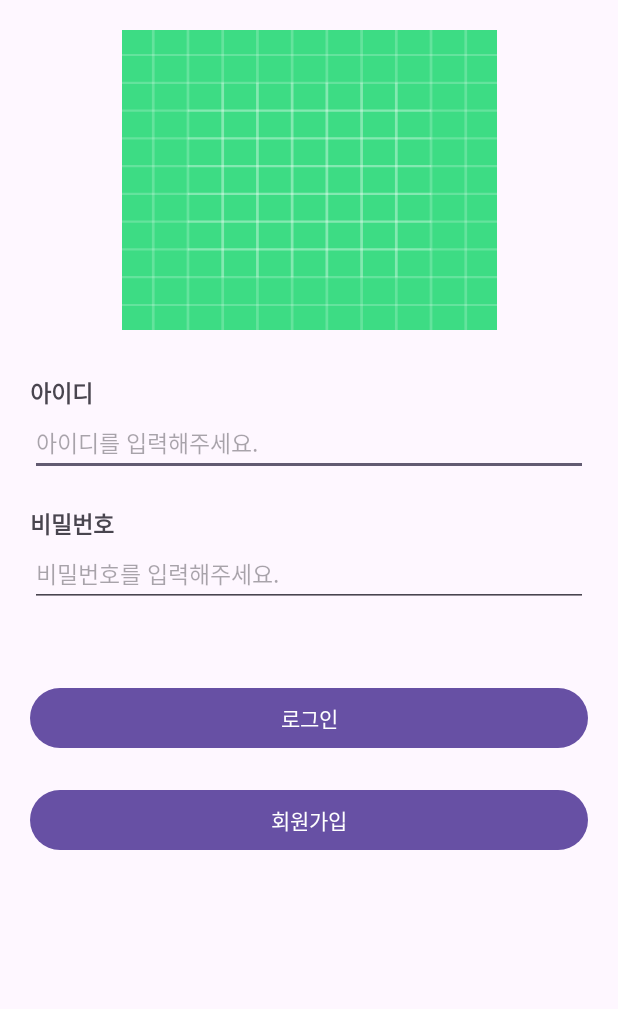
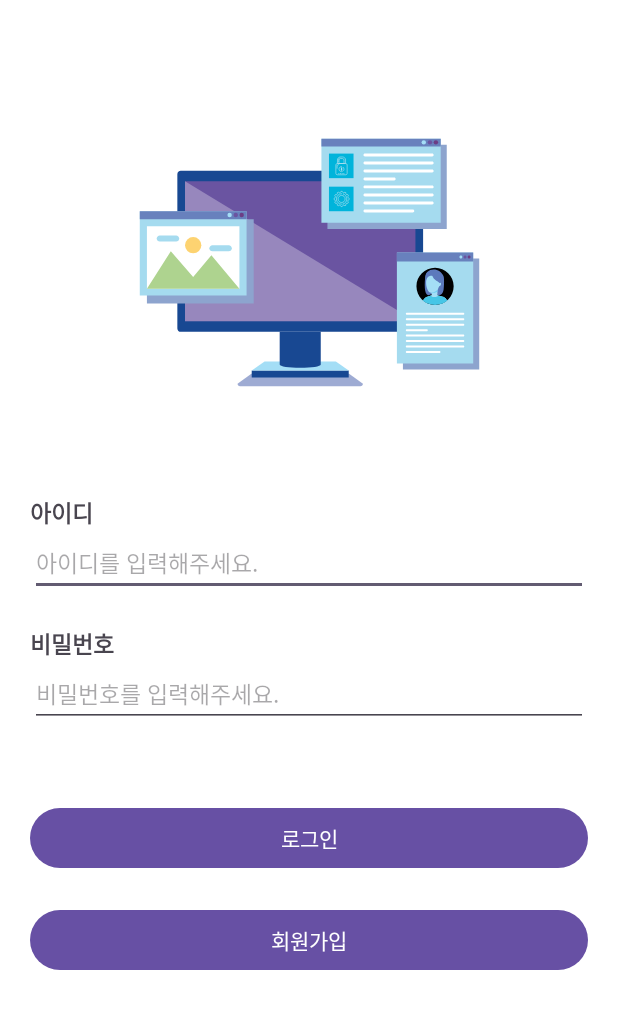
Before and after one commit to LimChaem/assignment_1, an Android app: the screen it shows after launch (SignlnActivity), on a phone screen of 412 x 824 dp. Shown: the top 1009 px of the screen. Run offline under Robolectric (Android 15) with nearby library versions, the phone set to English and light mode, and no system bars.

Commit message:
image change

```diff
--- a/app/src/main/java/com/lim/assignment_1/HomeActivity.kt
+++ b/app/src/main/java/com/lim/assignment_1/HomeActivity.kt
@@ -36,7 +36,5 @@ class HomeActivity : AppCompatActivity() {
             startActivity(intent)
             finish()
         }
-
-
     }
 }
--- /dev/null
+++ b/app/src/main/res/drawable/signln_img_1.xml
@@ -0,0 +1,225 @@
+<vector xmlns:android="http://schemas.android.com/apk/res/android" android:height="250dp" android:viewportHeight="425.2" android:viewportWidth="425.2" android:width="250dp">
+
+    <path android:fillColor="#FFFFFF" android:pathData="M0,0h425.2v425.2h-425.2z"/>
+
+    <path android:fillColor="#9EABD3" android:pathData="M146.66,338.66l-15.66,11.55c0,1.56 1.27,2.82 2.82,2.82h136.54c1.55,0 2.81,-1.26 2.81,-2.82l-15.66,-11.55H146.66z"/>
+
+    <path android:fillColor="#184892" android:pathData="M147.1,335.05h109.97v7.83h-109.97z"/>
+
+    <path android:fillColor="#A4DEF6" android:pathData="M147.1,335.05l14.57,-10.18l80.82,0l14.58,10.18z"/>
+
+    <path android:fillColor="#184892" android:pathData="M341.41,287.3c0,2.15 -1.74,3.89 -3.88,3.89H66.64c-2.14,0 -3.88,-1.74 -3.88,-3.89V112.42c0,-2.15 1.74,-3.89 3.88,-3.89h270.89c2.15,0 3.88,1.74 3.88,3.89V287.3z"/>
+
+    <path android:fillColor="#6A54A1" android:pathData="M71.45,120.47h261.27v158.79h-261.27z"/>
+
+    <path android:fillAlpha="0.3" android:fillColor="#FFFFFF" android:pathData="M71.45,120.47l0,158.79l261.27,0z" android:strokeAlpha="0.3"/>
+
+    <path android:fillColor="#184892" android:pathData="M178.8,291.19v36.94c0,2.12 10.43,3.83 23.28,3.83c12.86,0 23.28,-1.72 23.28,-3.83V291.19H178.8z"/>
+
+    <path android:fillColor="#8DA4CE" android:pathData="M232.94,79.13h135.28v95.46h-135.28z"/>
+
+    <path android:fillColor="#A5DBEF" android:pathData="M226.12,72.17h135.28v95.46h-135.28z"/>
+
+    <path android:fillColor="#6881BD" android:pathData="M226.12,72.17h135.28v8.94h-135.28z"/>
+
+    <path android:fillColor="#A4DEF6" android:pathData="M342.18,76.37m-2.5,0a2.5,2.5 0,1 1,5 0a2.5,2.5 0,1 1,-5 0"/>
+
+    <path android:fillColor="#6A54A1" android:pathData="M349.18,76.37m-2.5,0a2.5,2.5 0,1 1,5 0a2.5,2.5 0,1 1,-5 0"/>
+
+    <path android:fillColor="#6C3D85" android:pathData="M355.88,76.37m-2.5,0a2.5,2.5 0,1 1,5 0a2.5,2.5 0,1 1,-5 0"/>
+
+    <path android:fillColor="#00B4DB" android:pathData="M234.67,89.11h27.86v27.86h-27.86z"/>
+
+    <path android:fillColor="#00B4DB" android:pathData="M234.67,126.61h27.86v27.86h-27.86z"/>
+
+    <path android:fillColor="#00000000" android:pathData="M257.6,141.19c0.02,-0.21 0.03,-0.43 0.03,-0.65c0,-0.22 -0.01,-0.43 -0.03,-0.65c-1.78,-0.76 -2.03,-1.64 -0.86,-3.16c-0.18,-0.37 -0.39,-0.72 -0.62,-1.05c-1.9,0.27 -2.53,-0.36 -2.25,-2.25c-0.34,-0.23 -0.69,-0.44 -1.05,-0.62c-1.52,1.16 -2.41,0.92 -3.16,-0.86c-0.21,-0.02 -0.43,-0.03 -0.65,-0.03c-0.22,0 -0.44,0.01 -0.65,0.03c-0.76,1.78 -1.64,2.03 -3.16,0.86c-0.37,0.18 -0.72,0.39 -1.05,0.62c0.27,1.89 -0.35,2.53 -2.25,2.25c-0.23,0.34 -0.44,0.69 -0.62,1.05c1.17,1.52 0.92,2.41 -0.86,3.16c-0.02,0.21 -0.03,0.43 -0.03,0.65c0,0.22 0.01,0.43 0.03,0.65c1.78,0.76 2.03,1.64 0.86,3.16c0.18,0.37 0.39,0.72 0.62,1.05c1.9,-0.27 2.53,0.35 2.25,2.25c0.34,0.23 0.69,0.44 1.05,0.62c1.52,-1.16 2.41,-0.92 3.16,0.86c0.21,0.02 0.43,0.03 0.65,0.03c0.22,0 0.43,-0.01 0.65,-0.03c0.76,-1.78 1.64,-2.03 3.16,-0.86c0.37,-0.18 0.72,-0.39 1.05,-0.62c-0.27,-1.9 0.35,-2.53 2.25,-2.25c0.23,-0.34 0.44,-0.69 0.62,-1.05C255.57,142.83 255.81,141.95 257.6,141.19z" android:strokeColor="#AEE0EF" android:strokeWidth="0.75"/>
+
+    <path android:fillColor="#00000000" android:pathData="M253.01,140.54c0,2.22 -1.8,4.01 -4.01,4.01c-2.22,0 -4.02,-1.8 -4.02,-4.01c0,-2.22 1.8,-4.01 4.02,-4.01C251.22,136.53 253.01,138.33 253.01,140.54z" android:strokeColor="#AEE0EF" android:strokeWidth="0.75"/>
+
+    <path android:fillColor="#00000000" android:pathData="M249,146.47c-3.27,0 -5.93,-2.65 -5.93,-5.93c0,-3.27 2.65,-5.93 5.93,-5.93" android:strokeColor="#AEE0EF" android:strokeWidth="0.75"/>
+
+    <path android:fillColor="#00000000" android:pathData="M249,134.62c0.17,0 0.34,0.01 0.5,0.02" android:strokeColor="#AEE0EF" android:strokeWidth="0.75"/>
+
+    <path android:fillColor="#00000000" android:pathData="M250.52,134.82c2.54,0.67 4.41,2.98 4.41,5.73c0,2.93 -2.12,5.36 -4.91,5.84" android:strokeColor="#AEE0EF" android:strokeWidth="0.75"/>
+
+    <path android:fillColor="#00000000" android:pathData="M249.5,146.45c-0.17,0.01 -0.33,0.02 -0.5,0.02" android:strokeColor="#AEE0EF" android:strokeWidth="0.75"/>
+
+    <path android:fillColor="#00000000" android:pathData="M255.28,111.61c0,0.85 -0.69,1.53 -1.53,1.53h-9.72c-0.85,0 -1.53,-0.69 -1.53,-1.53v-9.73c0,-0.85 0.69,-1.53 1.53,-1.53h9.72c0.85,0 1.53,0.69 1.53,1.53V111.61z" android:strokeColor="#AEE0EF" android:strokeWidth="0.75"/>
+
+    <path android:fillColor="#00000000" android:pathData="M243.86,106.14v-3.22c0,-0.67 0.54,-1.2 1.2,-1.2h1.12" android:strokeColor="#AEE0EF" android:strokeWidth="0.75"/>
+
+    <path android:fillColor="#00000000" android:pathData="M245.22,111.77L246.48,111.77" android:strokeColor="#AEE0EF" android:strokeWidth="0.75"/>
+
+    <path android:fillColor="#00000000" android:pathData="M247.11,111.77L248.37,111.77" android:strokeColor="#AEE0EF" android:strokeWidth="0.75"/>
+
+    <path android:fillColor="#00000000" android:pathData="M249,111.77L250.26,111.77" android:strokeColor="#AEE0EF" android:strokeWidth="0.75"/>
+
+    <path android:fillColor="#00000000" android:pathData="M250.89,111.77L252.15,111.77" android:strokeColor="#AEE0EF" android:strokeWidth="0.75"/>
+
+    <path android:fillColor="#00000000" android:pathData="M248.89,109.58c-1.57,0 -2.84,-1.27 -2.84,-2.84c0,-1.57 1.27,-2.84 2.84,-2.84" android:strokeColor="#AEE0EF" android:strokeWidth="0.75"/>
+
+    <path android:fillColor="#00000000" android:pathData="M248.89,103.91c0.17,0 0.34,0.01 0.5,0.04" android:strokeColor="#AEE0EF" android:strokeWidth="0.75"/>
+
+    <path android:fillColor="#00000000" android:pathData="M250.43,104.36c0.78,0.51 1.29,1.38 1.29,2.38c0,1.2 -0.75,2.22 -1.8,2.64" android:strokeColor="#AEE0EF" android:strokeWidth="0.75"/>
+
+    <path android:fillColor="#00000000" android:pathData="M249.39,109.54c-0.16,0.03 -0.33,0.04 -0.5,0.04" android:strokeColor="#AEE0EF" android:strokeWidth="0.75"/>
+
+    <path android:fillColor="#00000000" android:pathData="M253.49,100.35h-9.2v-4.01c0,-1.87 1.52,-3.39 3.39,-3.39h2.43c1.87,0 3.39,1.52 3.39,3.39V100.35zM246.05,100.35h5.67v-4.01c0,-0.89 -0.73,-1.62 -1.62,-1.62h-2.43c-0.89,0 -1.62,0.73 -1.62,1.62V100.35z" android:strokeColor="#AEE0EF" android:strokeWidth="0.75"/>
+
+    <path android:fillColor="#00000000" android:pathData="M245.22,100.08L245.22,99.58" android:strokeColor="#AEE0EF" android:strokeWidth="0.75"/>
+
+    <path android:fillColor="#00000000" android:pathData="M245.22,98.67v-2.01c0,0 -0.1,-1.8 1.33,-2.51" android:strokeColor="#AEE0EF" android:strokeWidth="0.75"/>
+
+    <path android:fillColor="#00000000" android:pathData="M246.98,93.98c0.15,-0.04 0.31,-0.08 0.49,-0.09" android:strokeColor="#AEE0EF" android:strokeWidth="0.75"/>
+
+    <path android:fillColor="#AEE0EF" android:pathData="M249.48,106.9l0.37,-1.92h-1.78l0.31,1.97c-0.23,0.18 -0.38,0.45 -0.38,0.76c0,0.53 0.43,0.97 0.97,0.97c0.53,0 0.97,-0.43 0.97,-0.97C249.92,107.37 249.74,107.07 249.48,106.9z"/>
+
+    <path android:fillColor="#FFFFFF" android:pathData="M353.38,90.61c0,0.92 -0.74,1.66 -1.66,1.66h-76.27c-0.91,0 -1.66,-0.74 -1.66,-1.66l0,0c0,-0.91 0.74,-1.65 1.66,-1.65h76.27C352.64,88.96 353.38,89.7 353.38,90.61L353.38,90.61z"/>
+
+    <path android:fillColor="#FFFFFF" android:pathData="M353.38,99.74c0,0.92 -0.74,1.66 -1.66,1.66h-76.27c-0.91,0 -1.66,-0.74 -1.66,-1.66l0,0c0,-0.91 0.74,-1.65 1.66,-1.65h76.27C352.64,98.08 353.38,98.82 353.38,99.74L353.38,99.74z"/>
+
+    <path android:fillColor="#FFFFFF" android:pathData="M353.38,108.86c0,0.92 -0.74,1.66 -1.66,1.66h-76.27c-0.91,0 -1.66,-0.74 -1.66,-1.66l0,0c0,-0.91 0.74,-1.65 1.66,-1.65h76.27C352.64,107.2 353.38,107.94 353.38,108.86L353.38,108.86z"/>
+
+    <path android:fillColor="#FFFFFF" android:pathData="M310.31,117.98c0,0.92 -0.74,1.66 -1.65,1.66h-33.21c-0.91,0 -1.66,-0.74 -1.66,-1.66l0,0c0,-0.91 0.74,-1.65 1.66,-1.65h33.21C309.57,116.33 310.31,117.07 310.31,117.98L310.31,117.98z"/>
+
+    <path android:fillColor="#FFFFFF" android:pathData="M353.38,126.86c0,0.92 -0.74,1.66 -1.66,1.66h-76.27c-0.91,0 -1.66,-0.74 -1.66,-1.66l0,0c0,-0.91 0.74,-1.65 1.66,-1.65h76.27C352.64,125.2 353.38,125.94 353.38,126.86L353.38,126.86z"/>
+
+    <path android:fillColor="#FFFFFF" android:pathData="M353.38,135.98c0,0.92 -0.74,1.66 -1.66,1.66h-76.27c-0.91,0 -1.66,-0.74 -1.66,-1.66l0,0c0,-0.91 0.74,-1.65 1.66,-1.65h76.27C352.64,134.33 353.38,135.07 353.38,135.98L353.38,135.98z"/>
+
+    <path android:fillColor="#FFFFFF" android:pathData="M353.38,145.11c0,0.92 -0.74,1.66 -1.66,1.66h-76.27c-0.91,0 -1.66,-0.74 -1.66,-1.66l0,0c0,-0.91 0.74,-1.65 1.66,-1.65h76.27C352.64,143.45 353.38,144.19 353.38,145.11L353.38,145.11z"/>
+
+    <path android:fillColor="#FFFFFF" android:pathData="M331.41,154.23c0,0.92 -0.74,1.66 -1.66,1.66h-54.31c-0.91,0 -1.66,-0.74 -1.66,-1.66l0,0c0,-0.91 0.74,-1.65 1.66,-1.65h54.31C330.67,152.57 331.41,153.32 331.41,154.23L331.41,154.23z"/>
+
+    <path android:fillColor="#8DA4CE" android:pathData="M28.26,163.69l0,8.94l0,86.52l121.1,0l0,-86.52l0,-8.94z"/>
+
+    <path android:fillColor="#8DA4CE" android:pathData="M318.53,207.93h86.52v125.86h-86.52z"/>
+
+    <path android:fillColor="#A5DBEF" android:pathData="M311.7,201.34h86.52v125.86h-86.52z"/>
+
+    <path android:fillColor="#6881BD" android:pathData="M311.7,201.34h86.52v10.08h-86.52z"/>
+
+    <path android:fillColor="#A4DEF6" android:pathData="M385.94,206.38c0,0.94 -0.76,1.7 -1.7,1.7c-0.94,0 -1.7,-0.76 -1.7,-1.7c0,-0.94 0.76,-1.7 1.7,-1.7C385.18,204.68 385.94,205.44 385.94,206.38z"/>
+
+    <path android:fillColor="#6A54A1" android:pathData="M390.7,206.38c0,0.94 -0.76,1.7 -1.7,1.7c-0.94,0 -1.7,-0.76 -1.7,-1.7c0,-0.94 0.76,-1.7 1.7,-1.7C389.94,204.68 390.7,205.44 390.7,206.38z"/>
+
+    <path android:fillColor="#6C3D85" android:pathData="M395.26,206.38c0,0.94 -0.76,1.7 -1.7,1.7c-0.94,0 -1.7,-0.76 -1.7,-1.7c0,-0.94 0.76,-1.7 1.7,-1.7C394.5,204.68 395.26,205.44 395.26,206.38z"/>
+
+    <path android:fillColor="#FF000000" android:pathData="M376.06,239.63c0,11.65 -9.44,21.1 -21.1,21.1c-11.65,0 -21.09,-9.44 -21.09,-21.1c0,-11.65 9.44,-21.09 21.09,-21.09C366.61,218.54 376.06,227.98 376.06,239.63z"/>
+
+    <group>
+
+        <clip-path android:pathData="M376.06,239.63c0,11.65 -9.44,21.1 -21.1,21.1c-11.65,0 -21.09,-9.44 -21.09,-21.1c0,-11.65 9.44,-21.09 21.09,-21.09C366.61,218.54 376.06,227.98 376.06,239.63z"/>
+
+        <path android:fillColor="#5C79BC" android:pathData="M357.57,249.08c-1.41,-0.51 -2.29,-1.69 -3.96,-1.54c-2.97,0.26 -5.07,3.6 -7.93,1.34c-3.46,-2.74 -2.55,-19.24 -1.05,-22.97c1.27,-3.17 3.62,-0.07 6.96,-1.14c3.89,-1.24 7.24,1.83 9.25,5.01c2.09,3.32 3.17,7.54 2.86,11.43C363.41,244.8 362.76,250.96 357.57,249.08z"/>
+
+    </group>
+
+    <group>
+
+        <clip-path android:pathData="M376.06,239.63c0,11.65 -9.44,21.1 -21.1,21.1c-11.65,0 -21.09,-9.44 -21.09,-21.1c0,-11.65 9.44,-21.09 21.09,-21.09C366.61,218.54 376.06,227.98 376.06,239.63z"/>
+
+        <path android:fillColor="#46C6E6" android:pathData="M370.84,266.52h-7.29l-1.3,-5.26c0,0 -1.06,-7.99 4.42,-8.1c0,0 2.84,1.99 3.62,6.68C370.28,259.83 370.9,263.58 370.84,266.52z"/>
+
+    </group>
+
+    <group>
+
+        <clip-path android:pathData="M376.06,239.63c0,11.65 -9.44,21.1 -21.1,21.1c-11.65,0 -21.09,-9.44 -21.09,-21.1c0,-11.65 9.44,-21.09 21.09,-21.09C366.61,218.54 376.06,227.98 376.06,239.63z"/>
+
+        <path android:fillColor="#46C6E6" android:pathData="M345.53,266.52l0.98,-3.97c0,0 1.06,-7.99 -4.42,-8.1c0,0 -3.28,2.39 -3,12.07H345.53"/>
+
+    </group>
+
+    <group>
+
+        <clip-path android:pathData="M376.06,239.63c0,11.65 -9.44,21.1 -21.1,21.1c-11.65,0 -21.09,-9.44 -21.09,-21.1c0,-11.65 9.44,-21.09 21.09,-21.09C366.61,218.54 376.06,227.98 376.06,239.63z"/>
+
+        <path android:fillColor="#A4DEF6" android:pathData="M351.03,241.61h6.65v9.73h-6.65z"/>
+
+    </group>
+
+    <group>
+
+        <clip-path android:pathData="M376.06,239.63c0,11.65 -9.44,21.1 -21.1,21.1c-11.65,0 -21.09,-9.44 -21.09,-21.1c0,-11.65 9.44,-21.09 21.09,-21.09C366.61,218.54 376.06,227.98 376.06,239.63z"/>
+
+        <path android:fillColor="#6FCFF3" android:pathData="M357.68,245.58v-3.97h-6.65v5.72C353.23,247.26 355.83,246.87 357.68,245.58z"/>
+
+    </group>
+
+    <group>
+
+        <clip-path android:pathData="M376.06,239.63c0,11.65 -9.44,21.1 -21.1,21.1c-11.65,0 -21.09,-9.44 -21.09,-21.1c0,-11.65 9.44,-21.09 21.09,-21.09C366.61,218.54 376.06,227.98 376.06,239.63z"/>
+
+        <path android:fillColor="#A4DEF6" android:pathData="M342.22,254.45c1.49,-2.31 3.84,-2.93 3.84,-2.93l5.62,-2.08h5.36l6.87,2.08c0,0 2.35,0.63 3.84,2.93H342.22z"/>
+
+    </group>
+
+    <group>
+
+        <clip-path android:pathData="M376.06,239.63c0,11.65 -9.44,21.1 -21.1,21.1c-11.65,0 -21.09,-9.44 -21.09,-21.1c0,-11.65 9.44,-21.09 21.09,-21.09C366.61,218.54 376.06,227.98 376.06,239.63z"/>
+
+        <path android:fillColor="#46C6E6" android:pathData="M343.6,266.52h22.14l-0.14,-4.16l3.26,-4.93c-0.72,-4.8 -4.94,-5.92 -4.94,-5.92l-5.41,-1.54c0,0 0.32,1.76 -4.14,1.76c0,0 -3.59,0 -4.02,-1.81l-4.28,1.59c0,0 -3.14,0.96 -4.85,4.13l2.39,6.71V266.52z"/>
+
+    </group>
+
+    <group>
+
+        <clip-path android:pathData="M376.06,239.63c0,11.65 -9.44,21.1 -21.1,21.1c-11.65,0 -21.09,-9.44 -21.09,-21.1c0,-11.65 9.44,-21.09 21.09,-21.09C366.61,218.54 376.06,227.98 376.06,239.63z"/>
+
+        <path android:fillColor="#A4DEF6" android:pathData="M358.41,242.38c-0.23,0.52 -0.55,1.01 -0.99,1.44c-1.1,1.06 -2.39,1.92 -3.81,2.51c-1.74,0.71 -4.36,0.81 -5.75,-0.63c-1.12,-1.16 -1.74,-2.92 -2.22,-4.43c-0.95,-2.93 -0.94,-6.14 -0.69,-9.18c0.05,-0.69 0.13,-1.39 0.24,-2.08c1.08,-6.64 6.76,-6.63 6.76,-6.63c4.29,-0.19 8.2,1.84 8.86,6.36c0.25,1.73 -0.08,3.59 -0.17,5.32c-0.06,1.27 -0.22,2.54 -0.63,3.76C359.61,240.07 358.92,241.19 358.41,242.38z"/>
+
+    </group>
+
+    <group>
+
+        <clip-path android:pathData="M376.06,239.63c0,11.65 -9.44,21.1 -21.1,21.1c-11.65,0 -21.09,-9.44 -21.09,-21.1c0,-11.65 9.44,-21.09 21.09,-21.09C366.61,218.54 376.06,227.98 376.06,239.63z"/>
+
+        <path android:fillColor="#5C79BC" android:pathData="M344.49,236.01c-1.6,-4.97 -0.31,-10.8 1.61,-12.63c5.43,-5.18 15.45,-3.21 18.52,4.89c0.94,2.5 0.5,11.82 0.07,14.69c-0.57,3.84 -1.99,6.47 -4.9,6.47c0.08,-3.17 -0.17,-6.67 0.11,-10.55c0.28,-3.84 -0.23,-3.94 -3.43,-5.72c-1.59,-0.89 -2.51,-1.82 -3.5,-3.26c-1.22,-1.79 -0.3,-2.41 -2.72,-2.33C350.25,227.57 344.63,227.38 344.49,236.01z"/>
+
+    </group>
+
+    <group>
+
+        <clip-path android:pathData="M376.06,239.63c0,11.65 -9.44,21.1 -21.1,21.1c-11.65,0 -21.09,-9.44 -21.09,-21.1c0,-11.65 9.44,-21.09 21.09,-21.09C366.61,218.54 376.06,227.98 376.06,239.63z"/>
+
+        <path android:fillColor="#A4DEF6" android:pathData="M358.96,237.32c0,0 0.57,-2.36 2.38,-1.39c0,0 0.82,0.42 0.23,2.04c0,0 -0.86,2.33 -2.62,1.48L358.96,237.32z"/>
+
+    </group>
+
+    <path android:fillColor="#FFFFFF" android:pathData="M388.08,270.71c0,0.62 -0.5,1.13 -1.13,1.13h-63.99c-0.62,0 -1.13,-0.5 -1.13,-1.13l0,0c0,-0.62 0.51,-1.13 1.13,-1.13h63.99C387.58,269.58 388.08,270.09 388.08,270.71L388.08,270.71z"/>
+
+    <path android:fillColor="#FFFFFF" android:pathData="M388.08,276.92c0,0.62 -0.5,1.13 -1.13,1.13h-63.99c-0.62,0 -1.13,-0.5 -1.13,-1.13l0,0c0,-0.62 0.51,-1.13 1.13,-1.13h63.99C387.58,275.8 388.08,276.3 388.08,276.92L388.08,276.92z"/>
+
+    <path android:fillColor="#FFFFFF" android:pathData="M388.08,283.13c0,0.62 -0.5,1.13 -1.13,1.13h-63.99c-0.62,0 -1.13,-0.5 -1.13,-1.13l0,0c0,-0.62 0.51,-1.13 1.13,-1.13h63.99C387.58,282.01 388.08,282.51 388.08,283.13L388.08,283.13z"/>
+
+    <path android:fillColor="#FFFFFF" android:pathData="M346.7,289.35c0,0.62 -0.5,1.13 -1.13,1.13h-22.61c-0.62,0 -1.13,-0.5 -1.13,-1.13l0,0c0,-0.62 0.51,-1.13 1.13,-1.13h22.61C346.2,288.22 346.7,288.72 346.7,289.35L346.7,289.35z"/>
+
+    <path android:fillColor="#FFFFFF" android:pathData="M388.08,295.39c0,0.62 -0.5,1.13 -1.13,1.13h-63.99c-0.62,0 -1.13,-0.5 -1.13,-1.13l0,0c0,-0.62 0.51,-1.13 1.13,-1.13h63.99C387.58,294.26 388.08,294.77 388.08,295.39L388.08,295.39z"/>
+
+    <path android:fillColor="#FFFFFF" android:pathData="M388.08,301.6c0,0.62 -0.5,1.13 -1.13,1.13h-63.99c-0.62,0 -1.13,-0.5 -1.13,-1.13l0,0c0,-0.62 0.51,-1.13 1.13,-1.13h63.99C387.58,300.47 388.08,300.98 388.08,301.6L388.08,301.6z"/>
+
+    <path android:fillColor="#FFFFFF" android:pathData="M388.08,307.81c0,0.62 -0.5,1.13 -1.13,1.13h-63.99c-0.62,0 -1.13,-0.5 -1.13,-1.13l0,0c0,-0.62 0.51,-1.13 1.13,-1.13h63.99C387.58,306.68 388.08,307.19 388.08,307.81L388.08,307.81z"/>
+
+    <path android:fillColor="#FFFFFF" android:pathData="M361.07,314.02c0,0.62 -0.51,1.13 -1.13,1.13h-36.97c-0.62,0 -1.13,-0.5 -1.13,-1.13l0,0c0,-0.62 0.51,-1.13 1.13,-1.13h36.97C360.56,312.9 361.07,313.4 361.07,314.02L361.07,314.02z"/>
+
+    <path android:fillColor="#A5DBEF" android:pathData="M20.15,154.51h121.1v95.46h-121.1z"/>
+
+    <path android:fillColor="#6881BD" android:pathData="M20.15,154.51h121.1v8.94h-121.1z"/>
+
+    <path android:fillColor="#A4DEF6" android:pathData="M122.03,158.71m-2.5,0a2.5,2.5 0,1 1,5 0a2.5,2.5 0,1 1,-5 0"/>
+
+    <path android:fillColor="#6A54A1" android:pathData="M129.03,158.71m-2.5,0a2.5,2.5 0,1 1,5 0a2.5,2.5 0,1 1,-5 0"/>
+
+    <path android:fillColor="#6C3D85" android:pathData="M135.73,158.71m-2.5,0a2.5,2.5 0,1 1,5 0a2.5,2.5 0,1 1,-5 0"/>
+
+    <path android:fillColor="#FFFFFF" android:pathData="M28.26,171.42h104.87v71h-104.87z"/>
+
+    <path android:fillColor="#AED38F" android:pathData="M28.26,242.42l27.09,-42.5l25.34,29l20.66,-24.5l31.78,38z"/>
+
+    <path android:fillColor="#FDD371" android:pathData="M80.7,192.99m-9.25,0a9.25,9.25 0,1 1,18.5 0a9.25,9.25 0,1 1,-18.5 0"/>
+
+    <path android:fillColor="#A5DBEF" android:pathData="M64.86,185.42c0,1.93 -1.57,3.5 -3.5,3.5h-18.5c-1.93,0 -3.5,-1.57 -3.5,-3.5l0,0c0,-1.93 1.57,-3.5 3.5,-3.5h18.5C63.29,181.92 64.86,183.49 64.86,185.42L64.86,185.42z"/>
+
+    <path android:fillColor="#A5DBEF" android:pathData="M124.53,196.42c0,1.93 -1.57,3.5 -3.5,3.5h-18.5c-1.93,0 -3.5,-1.57 -3.5,-3.5l0,0c0,-1.93 1.57,-3.5 3.5,-3.5h18.5C122.97,192.92 124.53,194.49 124.53,196.42L124.53,196.42z"/>
+
+</vector>
--- a/app/src/main/res/layout/activity_home.xml
+++ b/app/src/main/res/layout/activity_home.xml
@@ -4,6 +4,7 @@
     xmlns:tools="http://schemas.android.com/tools"
     android:layout_width="match_parent"
     android:layout_height="match_parent"
+    android:background="@color/white"
     android:padding="20dp"
     tools:context=".HomeActivity">
 
--- a/app/src/main/res/layout/activity_sign_up.xml
+++ b/app/src/main/res/layout/activity_sign_up.xml
@@ -4,15 +4,16 @@
     xmlns:tools="http://schemas.android.com/tools"
     android:layout_width="match_parent"
     android:layout_height="match_parent"
+    android:background="@color/white"
     android:padding="20dp"
     tools:context=".SignUpActivity">
 
     <ImageView
         android:id="@+id/iv_signUp"
-        android:layout_width="250dp"
-        android:layout_height="200dp"
-        android:layout_marginTop="20dp"
-        android:src="@drawable/ic_launcher_foreground"
+        android:layout_width="wrap_content"
+        android:layout_height="wrap_content"
+        android:layout_marginTop="30dp"
+        android:src="@drawable/sadsad"
         app:layout_constraintEnd_toEndOf="parent"
         app:layout_constraintStart_toStartOf="parent"
         app:layout_constraintTop_toTopOf="parent" />
@@ -27,7 +28,7 @@
         app:layout_constraintStart_toStartOf="parent"
         app:layout_constraintEnd_toEndOf="parent"
         app:layout_constraintTop_toBottomOf="@id/iv_signUp"
-        android:layout_marginTop="20dp"/>
+        android:layout_marginTop="30dp"/>
 
     <EditText
         android:id="@+id/edit_name"
--- a/app/src/main/res/layout/activity_signln.xml
+++ b/app/src/main/res/layout/activity_signln.xml
@@ -5,14 +5,16 @@
     android:layout_width="match_parent"
     android:layout_height="match_parent"
     tools:context=".SignlnActivity"
+    android:background="@color/white"
     android:padding="20dp">
 
     <ImageView
         android:id="@+id/imgv_signln"
-        android:layout_width="250dp"
-        android:layout_height="200dp"
-        android:src="@drawable/ic_launcher_background"
+        android:layout_width="wrap_content"
+        android:layout_height="wrap_content"
+        android:src="@drawable/signln_img_1"
         android:scaleType="fitXY"
+        android:layout_marginTop="30dp"
         app:layout_constraintTop_toTopOf="parent"
         app:layout_constraintStart_toStartOf="parent"
         app:layout_constraintEnd_toEndOf="parent"/>
```
Also changed, not shown: app/src/main/res/drawable/sadsad.jpg (added).
